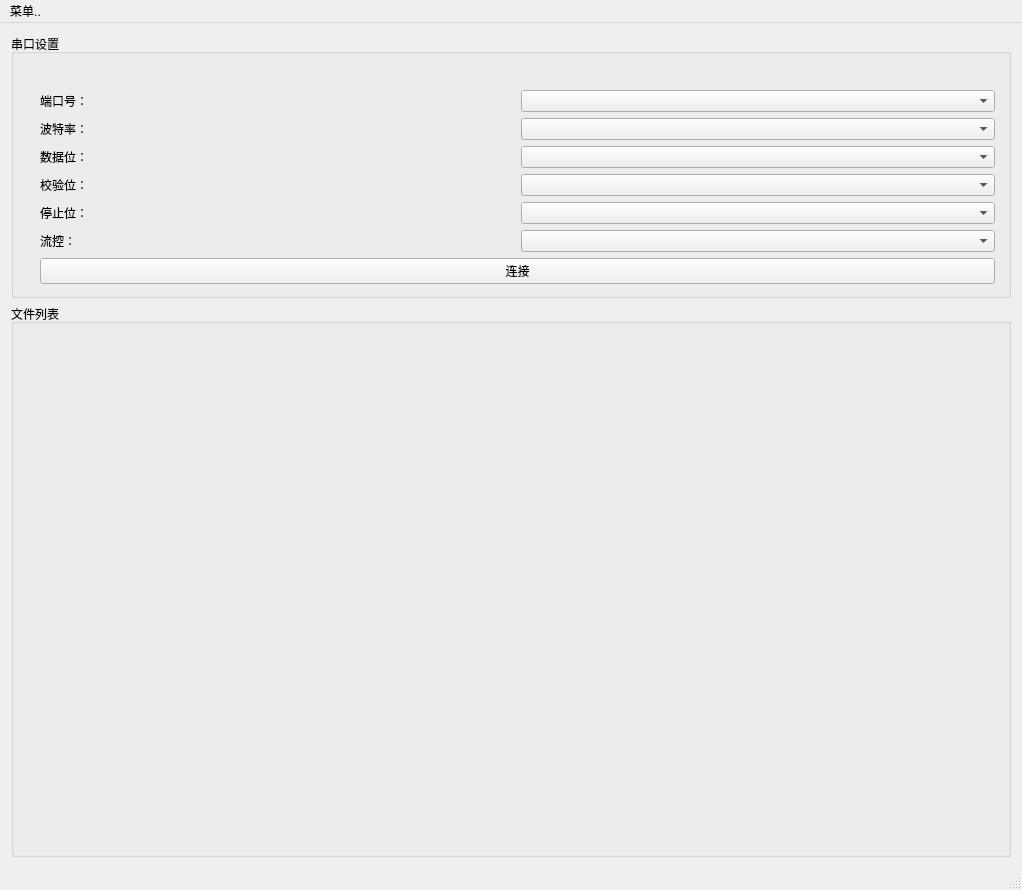
Old version of the form QGoodWindow/QGoodWindow/Examples/GoodShowCase_RUNDA_KJ/centralwidget.ui in the repository NewLeafG/Learning-QT.
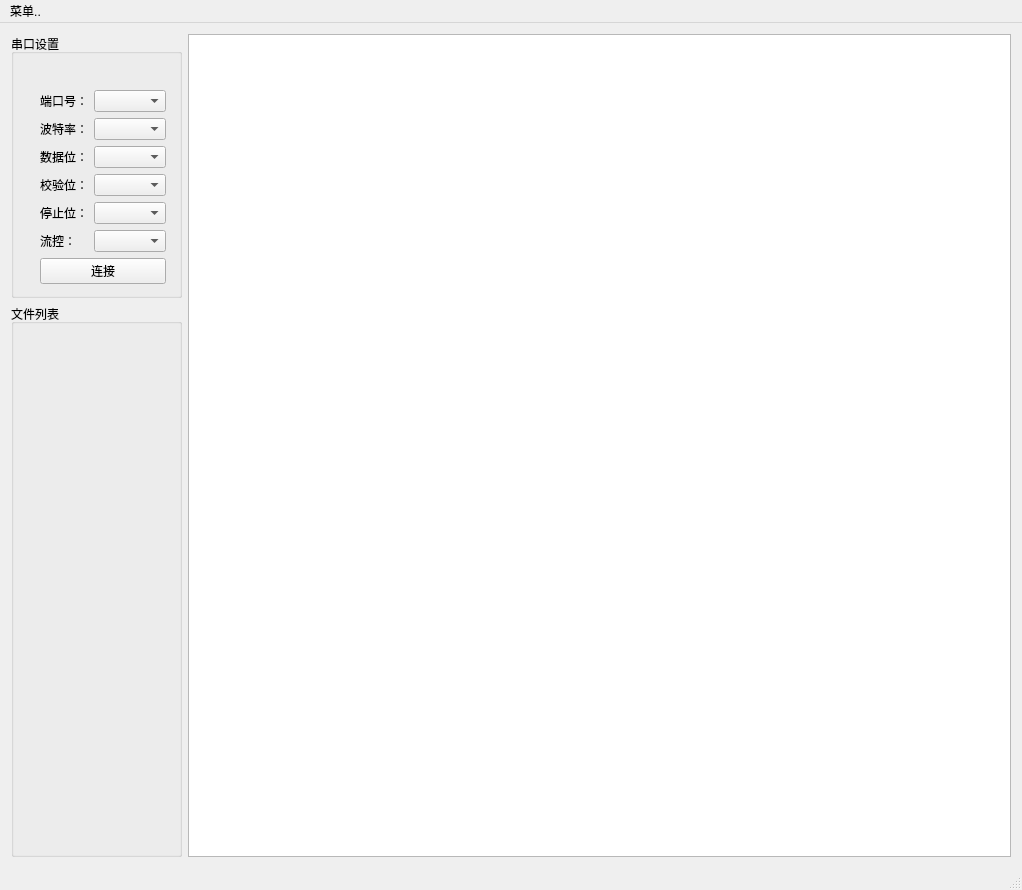
New version of the form. Icons and pictures are not drawn.

Diff of the .ui file:
```diff
--- a/QGoodWindow/QGoodWindow/Examples/GoodShowCase_RUNDA_KJ/centralwidget.ui
+++ b/QGoodWindow/QGoodWindow/Examples/GoodShowCase_RUNDA_KJ/centralwidget.ui
@@ -14,7 +14,7 @@
    <string>MainWindow</string>
   </property>
   <widget class="QWidget" name="centralWidget">
-   <layout class="QGridLayout" name="gridLayout_2" rowstretch="0" columnstretch="0">
+   <layout class="QGridLayout" name="gridLayout_2" rowstretch="0" columnstretch="0,0">
     <item row="0" column="0">
      <layout class="QVBoxLayout" name="verticalLayout" stretch="1,5">
       <property name="sizeConstraint">
@@ -203,6 +203,23 @@
       </item>
      </layout>
     </item>
+    <item row="0" column="1">
+     <layout class="QVBoxLayout" name="verticalLayout_content" stretch="0">
+      <property name="sizeConstraint">
+       <enum>QLayout::SetDefaultConstraint</enum>
+      </property>
+      <item>
+       <widget class="QTextEdit" name="textEdit_content">
+        <property name="readOnly">
+         <bool>true</bool>
+        </property>
+        <property name="textInteractionFlags">
+         <set>Qt::NoTextInteraction</set>
+        </property>
+       </widget>
+      </item>
+     </layout>
+    </item>
    </layout>
   </widget>
   <widget class="QMenuBar" name="menuBar">
```
Left out of the diff: 5 changed lines with no effect on the pictures.
